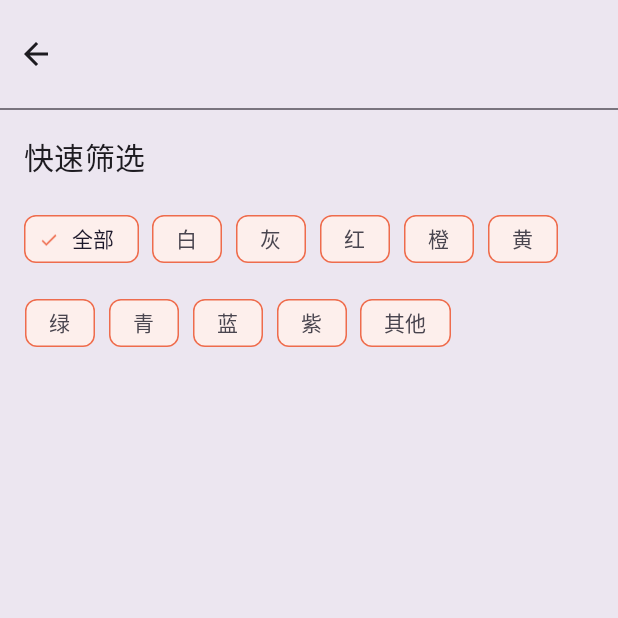
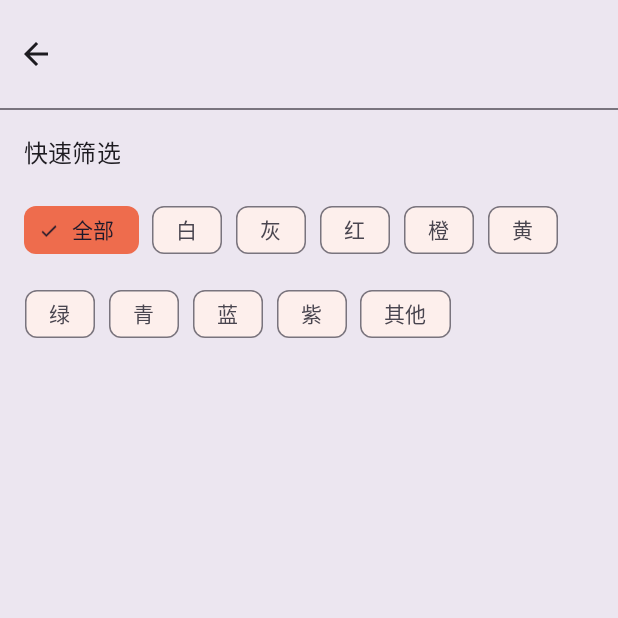
Before and after one commit to rianlu/OriginalColor, an Android app: the screen it shows after launch (MainActivity), after a tap on "搜索颜色", on a phone screen of 412 x 824 dp, the top half of it. Run offline under Robolectric (Android 15) with nearby library versions, the phone set to English and light mode, and no system bars; libraries missing offline, so code that uses them is left out: com.chad.library; 4 statements that could not run were skipped.

Commit message:
fix incorrect chip color

```diff
--- a/app/src/main/res/color/background_tint.xml
+++ b/app/src/main/res/color/background_tint.xml
@@ -1,5 +1,12 @@
 <?xml version="1.0" encoding="utf-8"?>
 <selector xmlns:android="http://schemas.android.com/apk/res/android">
-    <item android:color="?attr/colorOnSurface" android:state_checked="true"/>
-    <item android:color="@color/primary_color"/>
+    <!-- Disabled -->
+    <item android:color="@android:color/transparent" android:state_enabled="false"/>
+
+    <!-- Selected -->
+    <item android:color="@color/primary_color" android:state_selected="true"/>
+    <item android:color="@color/primary_color" android:state_checked="true"/>
+
+    <!-- Not selected -->
+    <item android:color="?attr/colorSurface" />
 </selector>
--- a/app/src/main/res/layout/layout_inner_search_view.xml
+++ b/app/src/main/res/layout/layout_inner_search_view.xml
@@ -11,7 +11,7 @@
         android:layout_marginStart="16dp"
         android:layout_marginTop="16dp"
         android:text="@string/quick_filter"
-        android:textAppearance="?attr/textAppearanceHeadline6" />
+        android:textAppearance="?attr/textAppearanceTitleMedium" />
 
     <com.google.android.material.chip.ChipGroup
         android:id="@+id/colorChipGroup"
--- a/app/src/main/res/values-night/themes.xml
+++ b/app/src/main/res/values-night/themes.xml
@@ -10,7 +10,7 @@
         <item name="android:statusBarColor">@android:color/transparent</item>
         <item name="android:windowLightStatusBar">false</item>
         <item name="android:navigationBarColor">@android:color/transparent</item>
-        <item name="chipStyle">@style/Widget.Material3.Chip.Filter</item>
+        <item name="chipStyle">@style/Widget.App.Chip</item>
     </style>
     <style name="ColorInfoText">
         <item name="android:textSize">@dimen/copy_text_size</item>
--- a/app/src/main/res/values/themes.xml
+++ b/app/src/main/res/values/themes.xml
@@ -19,15 +19,7 @@
     <style name="Theme.OriginalColor" parent="Base.Theme.OriginalColor" />
 
     <style name="Widget.App.Chip" parent="Widget.Material3.Chip.Filter">
-        <item name="chipStrokeColor">@color/background_tint</item>
-<!--        <item name="chipStrokeWidth">2dp</item>-->
-        <item name="checkedIconTint">@color/primary_color</item>
-        <item name="chipBackgroundColor">@color/white</item>
-        <item name="materialThemeOverlay">@style/ThemeOverlay.App.Chip</item>
-    </style>
-
-    <style name="ThemeOverlay.App.Chip" parent="">
-        <item name="colorOnSurface">@color/primary_color</item>
+        <item name="chipBackgroundColor">@color/background_tint</item>
     </style>
 
     <style name="ColorInfoText">
```
